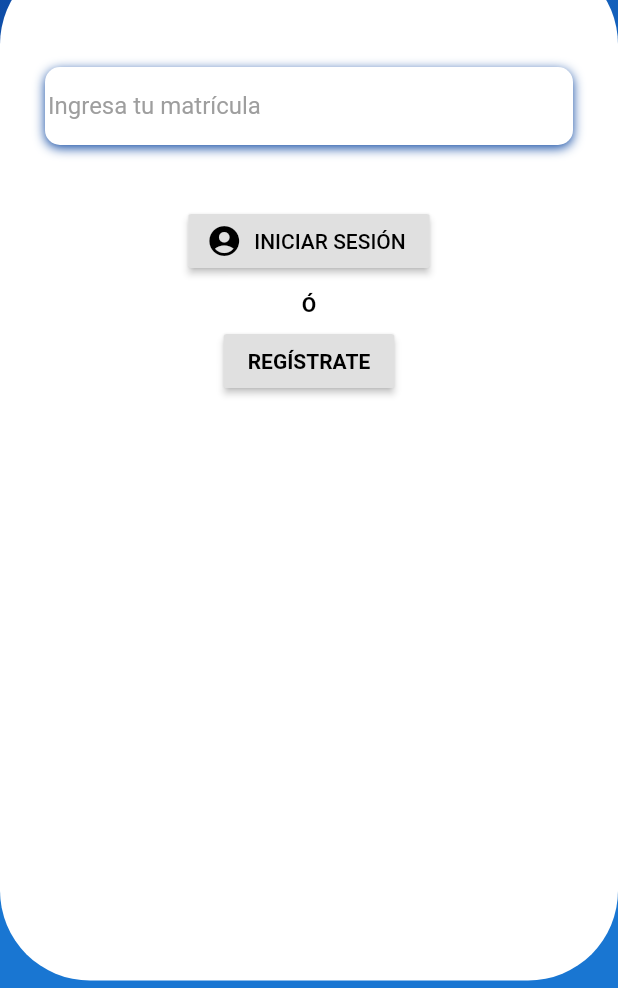
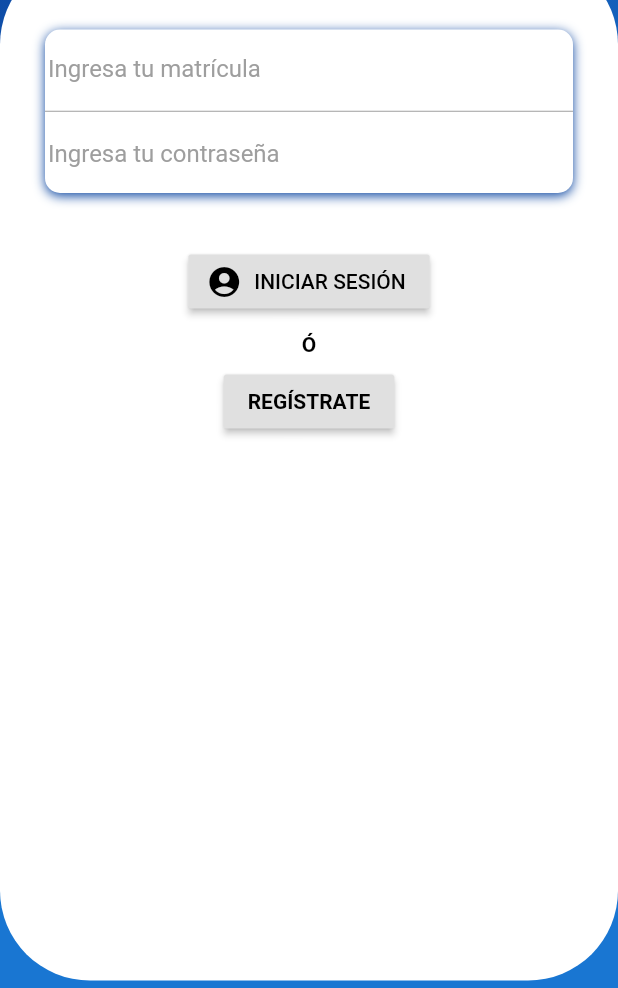
Before and after one commit to coba-luis-enrique/AssitApp, a Flutter app: the screen it shows after launch, on a phone screen of 412 x 824 dp, the part 248-1236 px from its top. Run offline on Flutter 3.47's test engine with Material 2 defaults, Android fonts, the phone set to English and light mode, and no system bars.

Commit message:
Actualizacion de login

```diff
--- a/lib/login.dart
+++ b/lib/login.dart
@@ -8,6 +8,7 @@ class Login extends StatelessWidget {
     return SafeArea(
           child: Scaffold(
           resizeToAvoidBottomPadding: false,
+          resizeToAvoidBottomInset: false,
           body: Container(
             padding: EdgeInsets.symmetric(vertical: 5),
             width: double.infinity,
@@ -47,7 +48,7 @@ class Login extends StatelessWidget {
                         padding: EdgeInsets.all(30),
                         child: Column(
                           children: [
-                            SizedBox(height: 45,),
+                            SizedBox(height: 20,),
                             Container(
                               //padding: EdgeInsets.all(20),
                               decoration: BoxDecoration(
@@ -64,7 +65,7 @@ class Login extends StatelessWidget {
                                   Container(
                                     padding: EdgeInsets.all(2),
                                     child: TextField(
-                                      keyboardType: TextInputType.number,
+                                      keyboardType: TextInputType.text,
                                       decoration: InputDecoration(
                                           hintText: 'Ingresa tu matrícula',
                                           hintStyle: TextStyle(color: Colors.grey),
@@ -72,10 +73,29 @@ class Login extends StatelessWidget {
                                       ),
                                     ),
                                   ),
+                                  Container(
+                                    child: Divider(
+                                      color: Colors.grey,
+                                      height: 5,
+                                    ),
+                                  ),
+                                  Container(
+                                    padding: EdgeInsets.all(2),
+                                    child: TextField(
+                                      obscureText: true,
+                                      obscuringCharacter: '●',
+                                      keyboardType: TextInputType.number,
+                                      decoration: InputDecoration(
+                                          hintText: 'Ingresa tu contraseña',
+                                          hintStyle: TextStyle(color: Colors.grey),
+                                          border: InputBorder.none,
+                                      ),
+                                    ),
+                                  )
                                 ],
                               ),
                             ),
-                            SizedBox(height: 40,),
+                            SizedBox(height: 35,),
                             Container(
                               child: RaisedButton.icon(
                                 onPressed: () {
```
